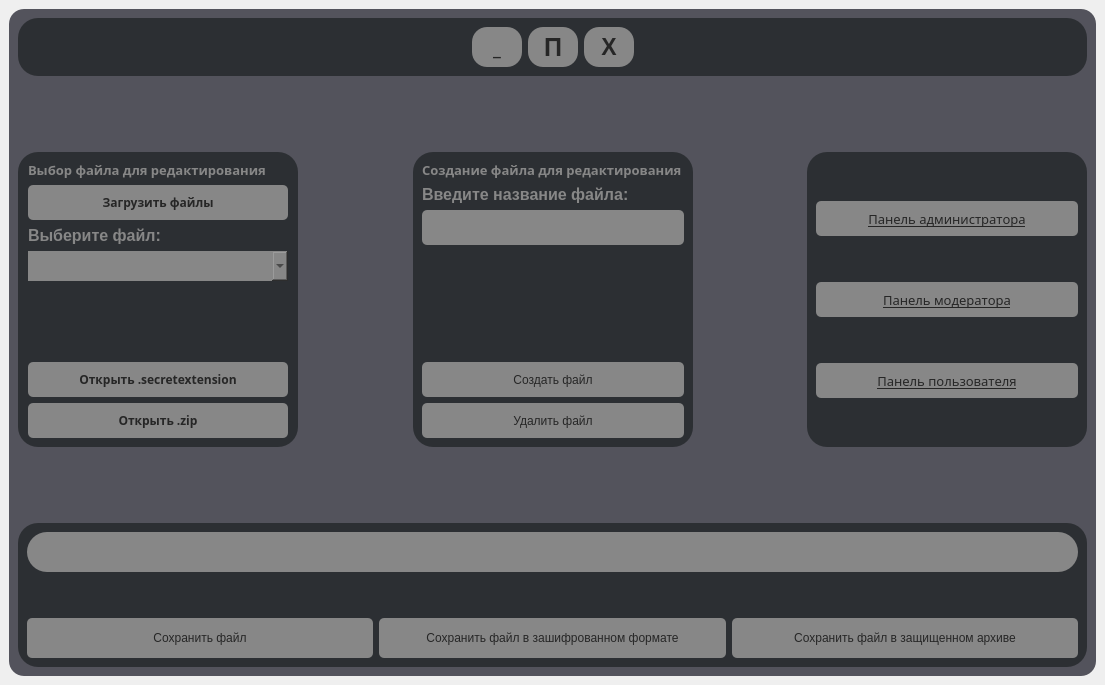
Above: redactor2.ui from Proto999/authgui before the change. Below: the same form after it.
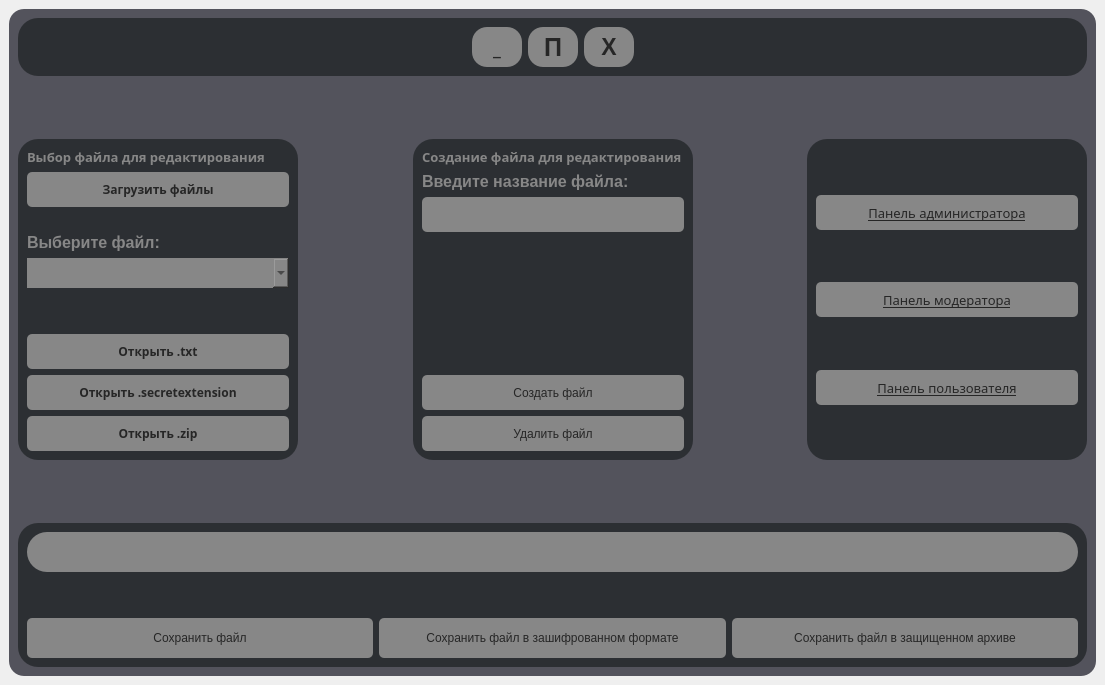
That is the form after the change.

What changed in the file:
```diff
--- a/redactor2.ui
+++ b/redactor2.ui
@@ -33,7 +33,7 @@
          <property name="minimumSize">
           <size>
            <width>280</width>
-           <height>225</height>
+           <height>260</height>
           </size>
          </property>
          <property name="maximumSize">
@@ -51,8 +51,33 @@
           <string/>
          </property>
          <layout class="QGridLayout" name="gridLayout_3">
-          <item row="6" column="1">
-           <widget class="QPushButton" name="pushButton_10">
+          <item row="0" column="0" colspan="2">
+           <widget class="QLabel" name="label_3">
+            <property name="minimumSize">
+             <size>
+              <width>260</width>
+              <height>15</height>
+             </size>
+            </property>
+            <property name="font">
+             <font>
+              <family>gg sans</family>
+              <pointsize>10</pointsize>
+              <bold>true</bold>
+             </font>
+            </property>
+            <property name="styleSheet">
+             <string notr="true">background-color: rgb(44, 47, 51);
+color: rgb(135, 135, 135);
+border-radius: 5px;</string>
+            </property>
+            <property name="text">
+             <string>Выбор файла для редактирования</string>
+            </property>
+           </widget>
+          </item>
+          <item row="1" column="0" colspan="2">
+           <widget class="QPushButton" name="pushButton">
             <property name="minimumSize">
              <size>
               <width>170</width>
@@ -72,11 +97,24 @@
 border-radius: 5px;</string>
             </property>
             <property name="text">
-             <string>Открыть .zip</string>
+             <string>Загрузить файлы</string>
             </property>
            </widget>
           </item>
-          <item row="2" column="1">
+          <item row="2" column="0">
+           <spacer name="horizontalSpacer_6">
+            <property name="orientation">
+             <enum>Qt::Horizontal</enum>
+            </property>
+            <property name="sizeHint" stdset="0">
+             <size>
+              <width>40</width>
+              <height>20</height>
+             </size>
+            </property>
+           </spacer>
+          </item>
+          <item row="4" column="0" colspan="2">
            <widget class="QLabel" name="label">
             <property name="minimumSize">
              <size>
@@ -100,7 +138,7 @@
             </property>
            </widget>
           </item>
-          <item row="3" column="1">
+          <item row="5" column="0" colspan="2">
            <widget class="QComboBox" name="comboBox">
             <property name="minimumSize">
              <size>
@@ -114,108 +152,7 @@
             </property>
            </widget>
           </item>
-          <item row="1" column="0">
-           <spacer name="horizontalSpacer_6">
-            <property name="orientation">
-             <enum>Qt::Horizontal</enum>
-            </property>
-            <property name="sizeHint" stdset="0">
-             <size>
-              <width>40</width>
-              <height>20</height>
-             </size>
-            </property>
-           </spacer>
-          </item>
-          <item row="1" column="1">
-           <widget class="QPushButton" name="pushButton">
-            <property name="minimumSize">
-             <size>
-              <width>170</width>
-              <height>35</height>
-             </size>
-            </property>
-            <property name="font">
-             <font>
-              <family>gg sans</family>
-              <pointsize>9</pointsize>
-              <bold>true</bold>
-             </font>
-            </property>
-            <property name="styleSheet">
-             <string notr="true">background-color: rgb(135, 135, 135);
-color: rgb(38, 38, 38);
-border-radius: 5px;</string>
-            </property>
-            <property name="text">
-             <string>Загрузить файлы</string>
-            </property>
-           </widget>
-          </item>
-          <item row="0" column="1">
-           <widget class="QLabel" name="label_3">
-            <property name="minimumSize">
-             <size>
-              <width>260</width>
-              <height>15</height>
-             </size>
-            </property>
-            <property name="font">
-             <font>
-              <family>gg sans</family>
-              <pointsize>10</pointsize>
-              <bold>true</bold>
-             </font>
-            </property>
-            <property name="styleSheet">
-             <string notr="true">background-color: rgb(44, 47, 51);
-color: rgb(135, 135, 135);
-border-radius: 5px;</string>
-            </property>
-            <property name="text">
-             <string>Выбор файла для редактирования</string>
-            </property>
-           </widget>
-          </item>
-          <item row="1" column="2">
-           <spacer name="horizontalSpacer_5">
-            <property name="orientation">
-             <enum>Qt::Horizontal</enum>
-            </property>
-            <property name="sizeHint" stdset="0">
-             <size>
-              <width>40</width>
-              <height>20</height>
-             </size>
-            </property>
-           </spacer>
-          </item>
-          <item row="5" column="1">
-           <widget class="QPushButton" name="pushButton_9">
-            <property name="minimumSize">
-             <size>
-              <width>170</width>
-              <height>35</height>
-             </size>
-            </property>
-            <property name="font">
-             <font>
-              <family>gg sans</family>
-              <pointsize>9</pointsize>
-              <bold>true</bold>
-             </font>
-            </property>
-            <property name="styleSheet">
-             <string notr="true">background-color: rgb(135, 135, 135);
-color: rgb(38, 38, 38);
-border-radius: 5px;</string>
-            </property>
-            <property name="text">
-             <string>Открыть .secretextension</string>
-            </property>
-           </widget>
-          </item>
-          <item row="4" column="1">
+          <item row="6" column="1">
            <spacer name="verticalSpacer_7">
             <property name="orientation">
              <enum>Qt::Vertical</enum>
@@ -228,6 +165,81 @@
             </property>
            </spacer>
           </item>
+          <item row="7" column="0" colspan="2">
+           <widget class="QPushButton" name="pushButton_15">
+            <property name="minimumSize">
+             <size>
+              <width>170</width>
+              <height>35</height>
+             </size>
+            </property>
+            <property name="font">
+             <font>
+              <family>gg sans</family>
+              <pointsize>9</pointsize>
+              <bold>true</bold>
+             </font>
+            </property>
+            <property name="styleSheet">
+             <string notr="true">background-color: rgb(135, 135, 135);
+color: rgb(38, 38, 38);
+border-radius: 5px;</string>
+            </property>
+            <property name="text">
+             <string>Открыть .txt</string>
+            </property>
+           </widget>
+          </item>
+          <item row="8" column="0" colspan="2">
+           <widget class="QPushButton" name="pushButton_9">
+            <property name="minimumSize">
+             <size>
+              <width>170</width>
+              <height>35</height>
+             </size>
+            </property>
+            <property name="font">
+             <font>
+              <family>gg sans</family>
+              <pointsize>9</pointsize>
+              <bold>true</bold>
+             </font>
+            </property>
+            <property name="styleSheet">
+             <string notr="true">background-color: rgb(135, 135, 135);
+color: rgb(38, 38, 38);
+border-radius: 5px;</string>
+            </property>
+            <property name="text">
+             <string>Открыть .secretextension</string>
+            </property>
+           </widget>
+          </item>
+          <item row="9" column="0" colspan="2">
+           <widget class="QPushButton" name="pushButton_10">
+            <property name="minimumSize">
+             <size>
+              <width>170</width>
+              <height>35</height>
+             </size>
+            </property>
+            <property name="font">
+             <font>
+              <family>gg sans</family>
+              <pointsize>9</pointsize>
+              <bold>true</bold>
+             </font>
+            </property>
+            <property name="styleSheet">
+             <string notr="true">background-color: rgb(135, 135, 135);
+color: rgb(38, 38, 38);
+border-radius: 5px;</string>
+            </property>
+            <property name="text">
+             <string>Открыть .zip</string>
+            </property>
+           </widget>
+          </item>
          </layout>
         </widget>
        </item>
```
